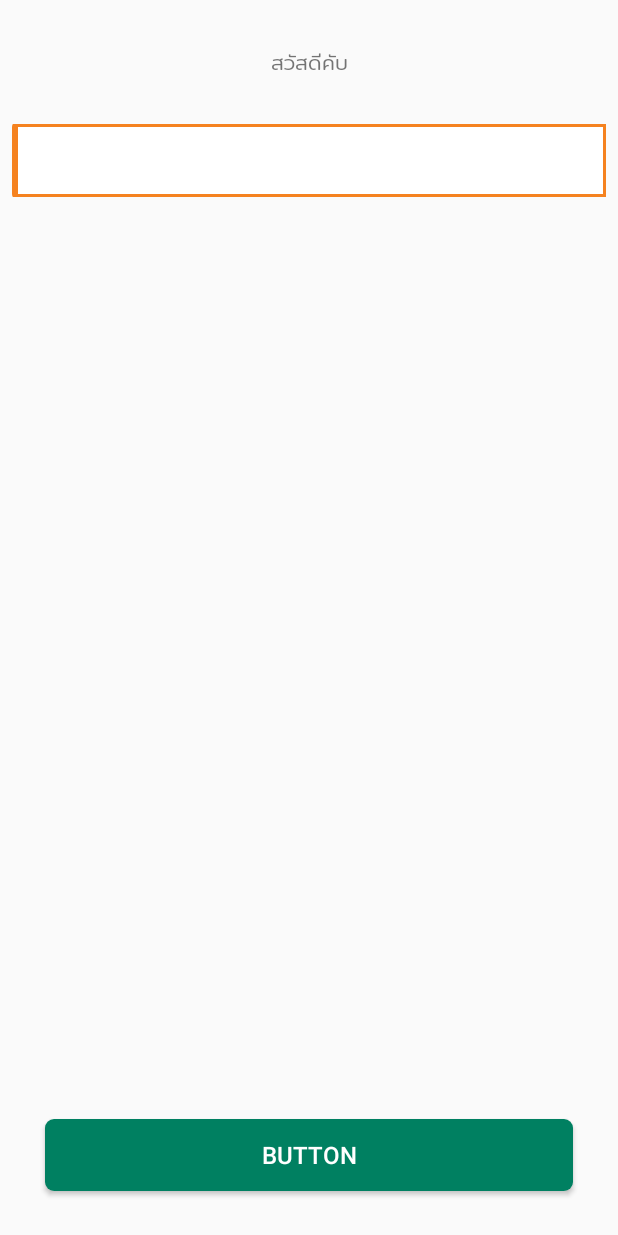
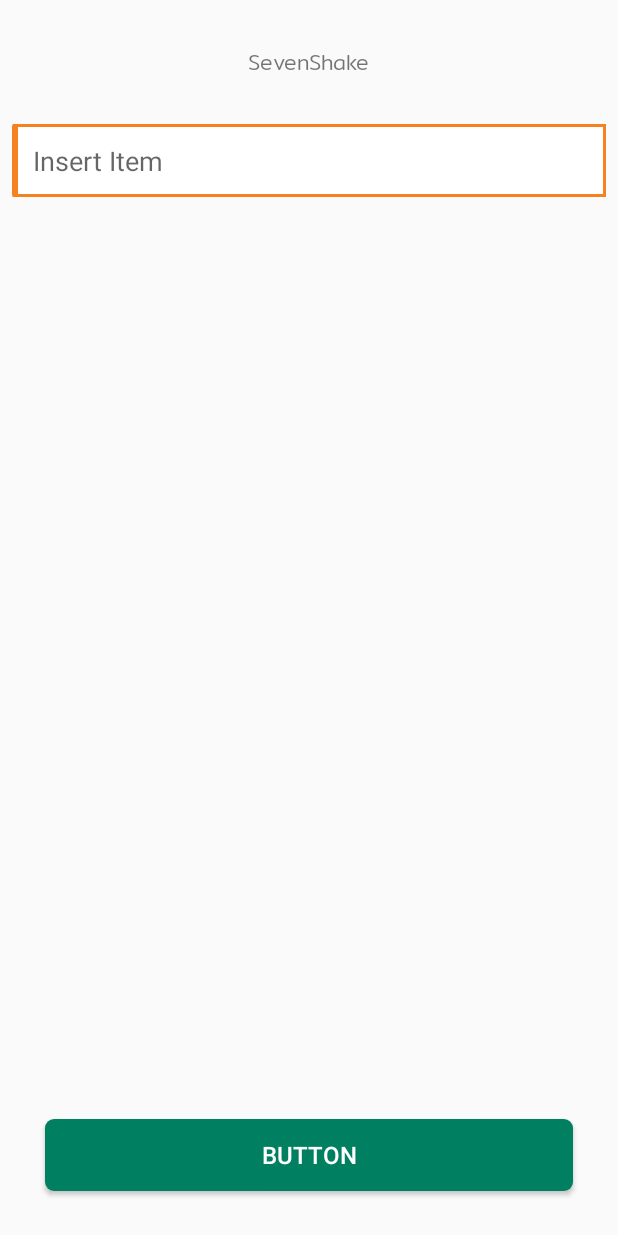
Before and after one commit to Todsphol/SevenShake-Android, an Android app: the screen it shows after launch (MainActivity), on a phone screen of 412 x 824 dp. Run offline under Robolectric (Android 15) with nearby library versions, the phone set to English and light mode, and no system bars.

Commit message:
reduce version espresso 3.0.2 to 3.0.1 and add hint in editext fragment

```diff
--- a/app/build.gradle
+++ b/app/build.gradle
@@ -30,7 +30,7 @@ dependencies {
     implementation "com.android.support.constraint:constraint-layout:$constraintLayoutVersion"
     implementation 'com.android.support:support-v4:27.1.1'
     testImplementation 'junit:junit:4.12'
-    androidTestImplementation 'com.android.support.test:runner:1.0.2'
-    androidTestImplementation 'com.android.support.test.espresso:espresso-core:3.0.2'
+    androidTestImplementation 'com.android.support.test:runner:1.0.1'
+    androidTestImplementation 'com.android.support.test.espresso:espresso-core:3.0.1'
     implementation "com.android.support:appcompat-v7:$supportLibraryVersion"
 }
--- a/app/src/main/res/layout/fragment_main.xml
+++ b/app/src/main/res/layout/fragment_main.xml
@@ -23,7 +23,7 @@
         android:id="@+id/tv_hello"
         android:layout_width="wrap_content"
         android:layout_height="wrap_content"
-        android:text="สวัสดีคับ"
+        android:text="SevenShake"
         app:layout_constraintLeft_toLeftOf="parent"
         app:layout_constraintRight_toRightOf="parent"
         app:layout_constraintTop_toTopOf="parent"
@@ -38,6 +38,7 @@
         android:inputType="text"
         app:layout_constraintTop_toBottomOf="@id/tv_hello"
         android:layout_marginTop="30dp"
+        android:hint="Insert Item"
         />
 
     <ImageView
```
